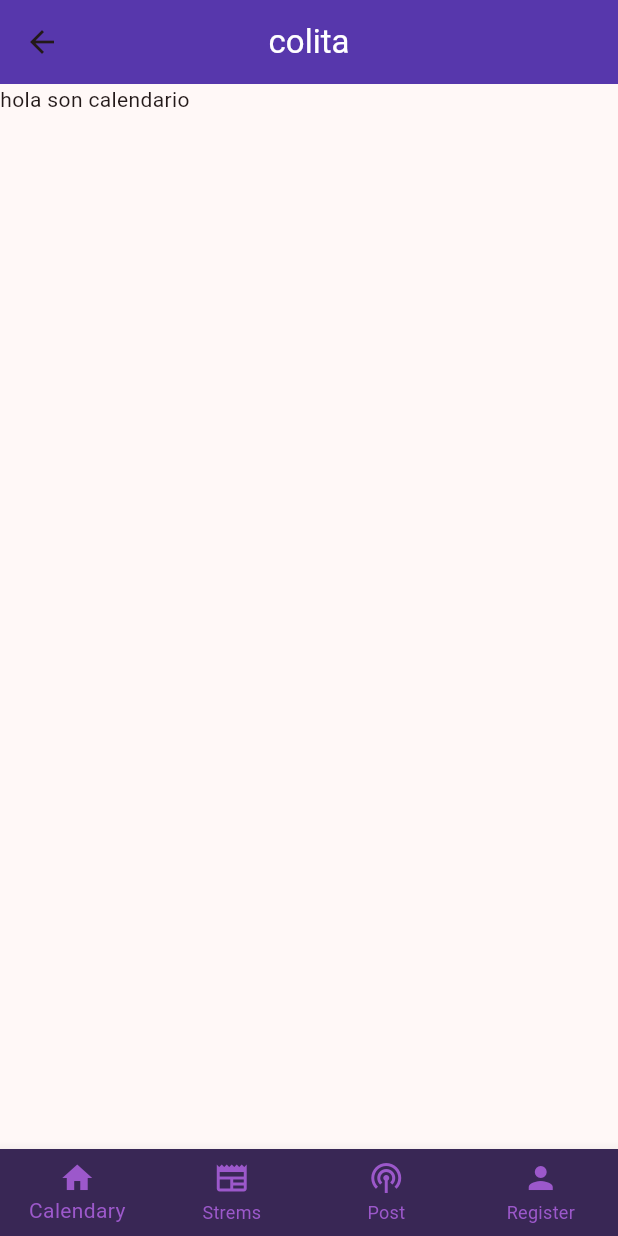
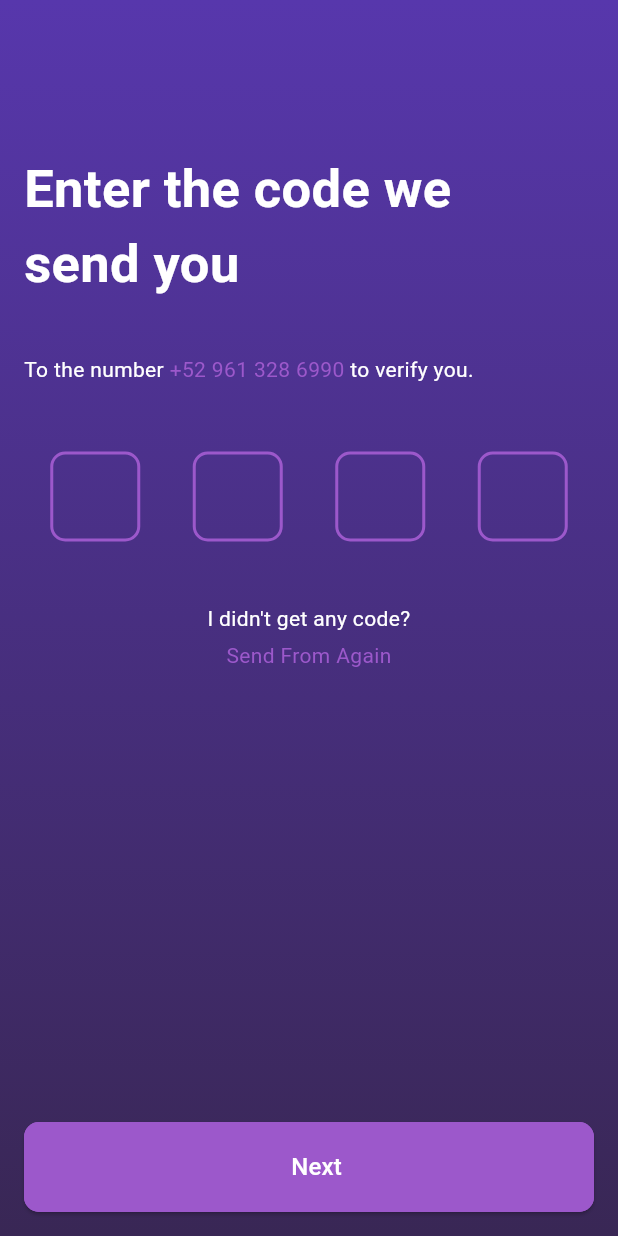
Before and after one commit to EpsyUwU/fifth_essence, a Flutter app: the screen it shows after launch, after a tap on "Next", on a phone screen of 412 x 824 dp. Run offline on Flutter 3.47's test engine with Material 3 defaults, Android fonts, the light colour scheme and no system bars; drawn by our look-alikes of pin_code_fields; our stand-ins replace intl_phone_number_input.

Commit message:
vista termina RegisterCode y cambios en la navbar

```diff
--- a/lib/display/screens/register/register.dart
+++ b/lib/display/screens/register/register.dart
@@ -1,3 +1,4 @@
+import 'package:fifth_essence/display/screens/register/register_code.dart';
 import 'package:fifth_essence/display/widgets/custom_button_filled.dart';
 import 'package:fifth_essence/display/widgets/custom_button_outline.dart';
 import 'package:fifth_essence/display/widgets/custom_phone_number_input.dart';
@@ -93,7 +94,9 @@ class Register extends StatelessWidget {
               child: Row(
               children: [
                 Expanded(
-                  child: CustomButtonFilled(onPressed:() {Navigator.push(context, MaterialPageRoute(builder: (context) => const NavBar(title: 'colita',),),);}, text: 'Next')
+                  child: CustomButtonFilled(onPressed:()
+                    {Navigator.push(context, MaterialPageRoute(builder: (context) => const RegisterCode(),),
+                    );}, text: 'Next')
                   ),
                 ],
               ),
--- /dev/null
+++ b/lib/display/screens/register/register_code.dart
@@ -0,0 +1,109 @@
+import 'package:fifth_essence/display/widgets/custom_pin_field.dart';
+import 'package:flutter/material.dart';
+import '../../widgets/custom_button_filled.dart';
+import '../../widgets/navbar.dart';
+
+class RegisterCode extends StatelessWidget {
+  const RegisterCode({super.key});
+
+  void onChanged(String value) {
+    print('El valor actual del campo de entrada es $value');
+  }
+
+  void onCompleted(String value) {
+    print('El valor final del campo de entrada es $value');
+  }
+
+  @override
+  Widget build(BuildContext context) {
+    return Scaffold(
+      body: Stack(
+        children: [
+          Container(
+            decoration: const BoxDecoration(
+              gradient: LinearGradient(
+                begin: Alignment.topCenter,
+                end: Alignment.bottomCenter,
+                colors: [Color(0xFF5737AC)
+                  , Color(0xFF392755)],
+              ),
+            ),
+          ),
+          Padding(
+            padding: const EdgeInsets.all(16),
+            child: Column(
+              mainAxisSize: MainAxisSize.min,
+              crossAxisAlignment: CrossAxisAlignment.start,
+              children: [
+                const SizedBox(height: 85),
+                const Row(
+                  children: [
+                    Text('Enter the code we', style: TextStyle(color: Colors.white, fontSize: 35, fontWeight: FontWeight.bold),),
+                  ],
+                ),
+                const Row(
+                  children: [
+                    Text('send you', style: TextStyle(color: Colors.white, fontSize: 35, fontWeight: FontWeight.bold),),
+                  ],
+                ),
+                const SizedBox(height: 35),
+                const Row(
+                  children: [
+                    Text('To the number', style: TextStyle(color: Colors.white, fontSize: 14, fontWeight: FontWeight.normal),),
+                    Text(' +52 961 328 6990 ', style: TextStyle(color: Color(0xff9C58CB), fontSize: 14, fontWeight: FontWeight.normal),),
+                    Text('to verify you.', style: TextStyle(color: Colors.white, fontSize: 14, fontWeight: FontWeight.normal),),
+                  ],
+                ),
+                const SizedBox(height: 45),
+                Row(
+                  children: [
+                    Expanded(
+                        child: CustomPinField(onChanged: onChanged, onCompleted: onCompleted)
+                    ),
+                  ],
+                ),
+                const SizedBox(height: 25),
+                const Row(
+                  mainAxisAlignment: MainAxisAlignment.center,
+                  children: [
+                    Expanded(
+                      child: Text("I didn't get any code?", textAlign: TextAlign.center,style: TextStyle(color: Colors.white, fontSize: 14, fontWeight: FontWeight.normal),
+                      ),
+                    ),
+                  ],
+                ),
+                const SizedBox(height: 5),
+                const Row(
+                  mainAxisAlignment: MainAxisAlignment.center,
+                  children: [
+                    Expanded(
+                      child: Text("Send From Again", textAlign: TextAlign.center,style: TextStyle(color: Color(0xff9C58CB), fontSize: 14, fontWeight: FontWeight.normal),
+                      ),
+                    ),
+                  ],
+                ),
+              ],
+            ),
+          ),
+          Positioned(
+            bottom: 0,
+            left: 0,
+            right: 0,
+            child: Padding(
+              padding: const EdgeInsets.all(16),
+              child: Row(
+                children: [
+                  Expanded(
+                      child: CustomButtonFilled(onPressed:()
+                      {Navigator.push(context, MaterialPageRoute(builder: (context) => const NavBar(title: 'xD',)),
+                      );}, text: 'Next')
+                  ),
+                ],
+              ),
+            ),
+          ),
+        ],
+      ),
+    );
+  }
+}
--- a/lib/display/widgets/custom_phone_number_input.dart
+++ b/lib/display/widgets/custom_phone_number_input.dart
@@ -21,15 +21,15 @@ class CustomPhoneNumberInput extends StatelessWidget {
       initialValue: PhoneNumber(isoCode: 'MX'),
       textFieldController: TextEditingController(),
       inputDecoration: InputDecoration(
-        labelStyle: TextStyle(color: Colors.white),
+        labelStyle: const TextStyle(color: Colors.white),
         enabledBorder: OutlineInputBorder(
           borderRadius: BorderRadius.circular(10.0),
-          borderSide: BorderSide(color: Color(0xFF9C58CB), width: 2),
+          borderSide: const BorderSide(color: Color(0xFF9C58CB), width: 2),
         ),
         fillColor: Colors.transparent,
         filled: true,
       ),
-      textStyle: TextStyle(color: Colors.white),
+      textStyle: const TextStyle(color: Colors.white),
     );
   }
 }
--- /dev/null
+++ b/lib/display/widgets/custom_pin_field.dart
@@ -0,0 +1,37 @@
+import 'package:flutter/material.dart';
+import 'package:pin_code_fields/pin_code_fields.dart';
+
+class CustomPinField extends StatelessWidget {
+  final Function(String) onChanged;
+  final Function(String) onCompleted;
+
+  const CustomPinField({super.key, required this.onChanged, required this.onCompleted});
+
+  @override
+  Widget build(BuildContext context) {
+    return PinCodeTextField(
+      appContext: context,
+      length: 4,
+      obscureText: false,
+      animationType: AnimationType.fade,
+      pinTheme: PinTheme(
+        shape: PinCodeFieldShape.box,
+        borderRadius: BorderRadius.circular(10),
+        fieldHeight: 60,
+        fieldWidth: 60,
+        activeFillColor: Colors.transparent,
+        inactiveFillColor: Colors.transparent,
+        inactiveColor: const Color(0xff9C58CB),
+        selectedFillColor: Colors.transparent,
+        selectedColor: const Color(0xff9C58CB),
+        activeColor: const Color(0xff9C58CB),
+      ),
+      animationDuration: const Duration(milliseconds: 300),
+      enableActiveFill: true,
+      onCompleted: onCompleted,
+      onChanged: onChanged,
+      mainAxisAlignment: MainAxisAlignment.spaceAround,
+      textStyle: const TextStyle(color: Colors.white, fontSize: 20),
+    );
+  }
+}
--- a/lib/display/widgets/navbar.dart
+++ b/lib/display/widgets/navbar.dart
@@ -1,6 +1,5 @@
 import 'package:fifth_essence/display/screens/calendary/calendary.dart';
 import 'package:fifth_essence/display/screens/post/post.dart';
-import 'package:fifth_essence/display/screens/register/register.dart';
 import 'package:fifth_essence/display/screens/streams/streams.dart';
 import 'package:flutter/material.dart';
 
@@ -20,7 +19,6 @@ class _NavBarState extends State<NavBar> {
     const Calendary(),
     const Streams(),
     const Post(),
-    const Register(),
   ];
 
   void onItemTapped(int index) {
@@ -43,20 +41,16 @@ class _NavBarState extends State<NavBar> {
           backgroundColor: const Color(0xFF392755),
           items: const <BottomNavigationBarItem>[
             BottomNavigationBarItem(
-              icon: Icon(Icons.home),
+              icon: Icon(Icons.calendar_month_outlined),
               label: 'Calendary',
             ),
             BottomNavigationBarItem(
-              icon: Icon(Icons.newspaper),
+              icon: Icon(Icons.stream_outlined),
               label: 'Strems',
             ),
             BottomNavigationBarItem(
-              icon: Icon(Icons.podcasts),
+              icon: Icon(Icons.local_post_office_outlined),
               label: 'Post',
-            ),
-            BottomNavigationBarItem(
-              icon: Icon(Icons.person),
-              label: 'Register',
             ),
           ],
           currentIndex: pagenumber,
--- a/pubspec.yaml
+++ b/pubspec.yaml
@@ -36,6 +36,7 @@ dependencies:
   # Use with the CupertinoIcons class for iOS style icons.
   cupertino_icons: ^1.0.6
   intl_phone_number_input: ^0.7.0+2
+  pin_code_fields: ^8.0.1
 
 dev_dependencies:
   flutter_test:
```
Also changed, not shown: pubspec.lock.
